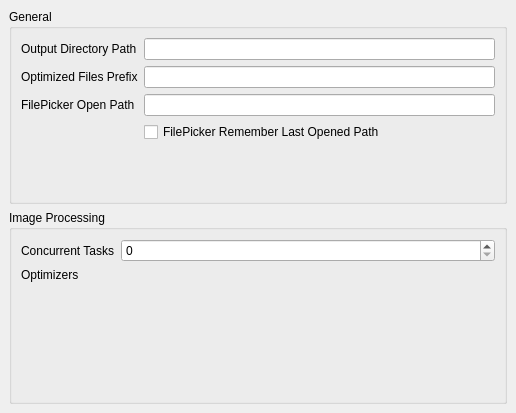
Qt form src/preferenceswidget.ui (keshavbhatt/pixelbatch) before a commit.
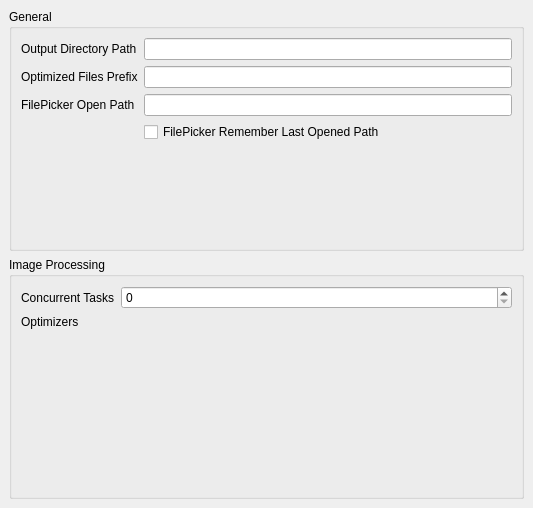
The same form after that commit.

Commit message: feat: enhance PreferencesWidget with output directory selection, optimized file prefix clearing, and reset functionality for last opened path

The edit to the form file:
```diff
--- a/src/preferenceswidget.ui
+++ b/src/preferenceswidget.ui
@@ -6,8 +6,8 @@
    <rect>
     <x>0</x>
     <y>0</y>
-    <width>516</width>
-    <height>413</height>
+    <width>533</width>
+    <height>508</height>
    </rect>
   </property>
   <property name="windowTitle">
@@ -42,8 +42,8 @@
        <rect>
         <x>0</x>
         <y>0</y>
-        <width>516</width>
-        <height>413</height>
+        <width>533</width>
+        <height>508</height>
        </rect>
       </property>
       <layout class="QVBoxLayout" name="verticalLayout_2">
```
The commit also changes 2 other files.
